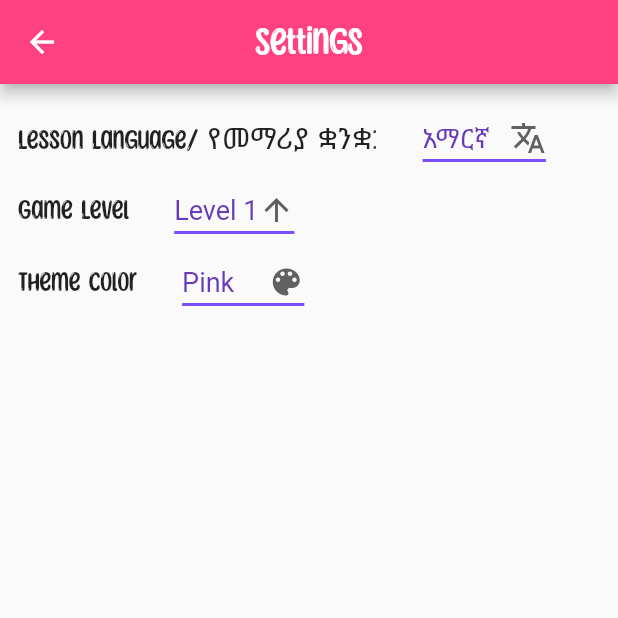
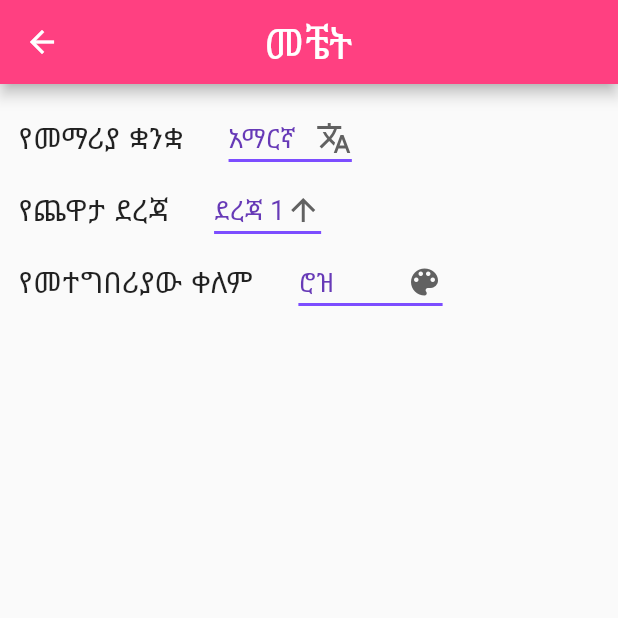
Before and after one commit to master-8702/flutter_kids_matching_game, a Flutter app: the screen it shows after launch, after a tap on the "settings" icon, on a phone screen of 412 x 824 dp, the top half of it. Run offline on Flutter 3.47's test engine with Material 2 defaults, Android fonts, the phone set to English and light mode, and no system bars; our stand-ins replace audioplayers; generated files the repository leaves out were written again.

Commit message:
add 'flutter localization' to the game

```diff
--- /dev/null
+++ b/l10n.yaml
@@ -0,0 +1,5 @@
+
+
+arb-dir: lib/l10n         # location of input files for translations
+template-arb-file: app_en.arb
+output-localization-file: app_localizations.dart
--- /dev/null
+++ b/lib/l10n/l10n.dart
@@ -0,0 +1,23 @@
+import 'package:flutter/material.dart';
+
+// the locales our app will support, and we will have translation files for those locales
+class L10n {
+  static final all = [
+    const Locale('am'),
+    const Locale('en'),
+    const Locale('ar'),
+  ];
+
+  static String getLanguages(String code) {
+    switch (code) {
+      case 'am':
+        return "አማርኛ";
+      case 'en':
+        return "English";
+      case 'ar':
+        return "العربية";
+      default:
+        return "አማርኛ";
+    }
+  }
+}
--- a/lib/main.dart
+++ b/lib/main.dart
@@ -1,11 +1,17 @@
 import 'package:flutter/material.dart';
+import 'package:flutter_kids_matching_game/provider/locale_provider.dart';
 import 'package:flutter_kids_matching_game/screens/animal_game_screen.dart';
 import 'package:flutter_kids_matching_game/screens/color_game_screen.dart';
 import 'package:flutter_kids_matching_game/screens/fruit_game_screen.dart';
 import 'package:flutter_kids_matching_game/screens/game-list_screen.dart';
 import 'package:flutter_kids_matching_game/screens/setting_page_screen.dart';
+import 'package:flutter_localizations/flutter_localizations.dart';
+import 'package:provider/provider.dart';
+import 'l10n/l10n.dart';
+import 'package:flutter_gen/gen_l10n/app_localizations.dart';
 
 void main() {
+  WidgetsFlutterBinding.ensureInitialized();
   runApp(MyApp());
 }
 
@@ -17,6 +23,13 @@ class MyApp extends StatefulWidget {
 class _MyAppState extends State<MyApp> {
   @override
   Widget build(BuildContext context) {
+    return ChangeNotifierProvider(
+      create: (BuildContext context) {
+        return LocalProvider();
+      },
+      builder: (context, child) {
+        final provider = Provider.of<LocalProvider>(context);
+
         return MaterialApp(
           theme: ThemeData(
               fontFamily: 'Sunnyspells',
@@ -37,8 +50,8 @@ class _MyAppState extends State<MyApp> {
                     elevation: 10,
                     shape: BeveledRectangleBorder(
                         borderRadius: BorderRadius.circular(10)),
-                textStyle:
-                    const TextStyle(fontSize: 40, fontStyle: FontStyle.italic),
+                    textStyle: const TextStyle(
+                        fontSize: 40, fontStyle: FontStyle.italic),
                     primary: Colors.pink),
               ),
               buttonTheme: ButtonThemeData()),
@@ -50,6 +63,16 @@ class _MyAppState extends State<MyApp> {
             '/fruitGame': (context) => FruitGameScreen(),
             '/setting': (context) => SettingPageScreen(),
           },
+          supportedLocales: L10n.all,
+          localizationsDelegates: const [
+            AppLocalizations.delegate,
+            GlobalWidgetsLocalizations.delegate,
+            GlobalMaterialLocalizations.delegate,
+            GlobalCupertinoLocalizations.delegate
+          ],
+          locale: provider.local,
+        );
+      },
     );
   }
 }
--- /dev/null
+++ b/lib/provider/locale_provider.dart
@@ -0,0 +1,22 @@
+import 'package:flutter/material.dart';
+import 'package:flutter_kids_matching_game/l10n/l10n.dart';
+
+class LocalProvider extends ChangeNotifier {
+  late Locale? _local =
+      Locale('am'); // to store the selected locale or language;
+
+  // then we will define getter and setter for the (selected)language
+  Locale? get local => _local;
+  void setLocale(Locale locale) {
+    // here the condition is in case if the user selects from the phone's setting a language we don't support, then we don't set the locale.
+
+    if (!L10n.all.contains(locale)) return;
+    _local = locale;
+    notifyListeners();
+  }
+
+  void clearLocale() {
+    _local = null;
+    notifyListeners();
+  }
+}
--- a/lib/screens/game-list_screen.dart
+++ b/lib/screens/game-list_screen.dart
@@ -1,4 +1,5 @@
 import 'package:flutter/material.dart';
+import 'package:flutter_gen/gen_l10n/app_localizations.dart';
 
 class GameListScreen extends StatefulWidget {
   const GameListScreen({Key? key}) : super(key: key);
@@ -60,7 +61,9 @@ class _GameListScreenState extends State<GameListScreen> {
                     onPressed: () {
                       Navigator.pushNamed(context, '/colorGame');
                     },
-                    child: const Text("Color Game"),
+                    child: Text(
+                      AppLocalizations.of(context)!.colorGame,
+                    ),
                   ),
                   const SizedBox(
                     height: 20,
@@ -74,7 +77,9 @@ class _GameListScreenState extends State<GameListScreen> {
                     onPressed: () {
                       Navigator.pushNamed(context, '/animalGame');
                     },
-                    child: const Text("Animal Game"),
+                    child: Text(
+                      AppLocalizations.of(context)!.animalGame,
+                    ),
                   ),
                   const SizedBox(
                     height: 20,
@@ -83,7 +88,9 @@ class _GameListScreenState extends State<GameListScreen> {
                     onPressed: () {
                       Navigator.pushNamed(context, '/fruitGame');
                     },
-                    child: const Text("Fruit Game"),
+                    child: Text(
+                      AppLocalizations.of(context)!.fruitGame,
+                    ),
                   )
                 ],
               ),
--- a/lib/screens/setting_page_screen.dart
+++ b/lib/screens/setting_page_screen.dart
@@ -1,4 +1,8 @@
 import 'package:flutter/material.dart';
+import 'package:flutter_kids_matching_game/l10n/l10n.dart';
+import 'package:flutter_kids_matching_game/provider/locale_provider.dart';
+import 'package:provider/provider.dart';
+import 'package:flutter_gen/gen_l10n/app_localizations.dart';
 
 class SettingPageScreen extends StatefulWidget {
   const SettingPageScreen({Key? key}) : super(key: key);
@@ -9,22 +13,30 @@ class SettingPageScreen extends StatefulWidget {
 
 class _SettingPageScreenState extends State<SettingPageScreen> {
   String selectedLanguage = "አማርኛ";
-  String selectedLevel = "Level 1";
-  String selectedThemeColor = "Pink";
+  String selectedLevel = "ደረጃ 1";
+  String selectedThemeColor = "ሮዝ";
 
-  List<String> languageList = ["አማርኛ", "English"];
-  List<String> gameLevels = ["Level 1", "Level 2", "Level 3"];
-  List<String> themeColors = ["Pink", "Purple", "Orange"];
-  // String selectedLanguage = 'One';
-  // List<String> mylist = ['One', 'Two', 'Free', 'Four'];
+  late LocalProvider provider;
+
   @override
   Widget build(BuildContext context) {
+    List<String> gameLevels = [
+      AppLocalizations.of(context)!.level1,
+      AppLocalizations.of(context)!.level2,
+      AppLocalizations.of(context)!.level3
+    ];
+
+    List<String> themeColors = [
+      AppLocalizations.of(context)!.pink,
+      AppLocalizations.of(context)!.purple,
+      AppLocalizations.of(context)!.orange
+    ];
     return Scaffold(
       appBar: AppBar(
         centerTitle: true,
-        title: const Text(
-          "Settings",
-          style: TextStyle(fontSize: 28),
+        title: Text(
+          AppLocalizations.of(context)!.setting,
+          style: const TextStyle(fontSize: 28),
         ),
       ),
       body: Material(
@@ -34,11 +46,11 @@ class _SettingPageScreenState extends State<SettingPageScreen> {
             children: [
               Row(
                 children: [
-                  const Text(
-                    "Lesson Language/ የመማሪያ ቋንቋ:",
-                    style: TextStyle(fontSize: 20),
+                  Text(
+                    AppLocalizations.of(context)!.lessonLanguage,
+                    style: const TextStyle(fontSize: 20),
                   ),
-                  SizedBox(
+                  const SizedBox(
                     width: 30,
                   ),
                   DropdownButton<String>(
@@ -53,16 +65,35 @@ class _SettingPageScreenState extends State<SettingPageScreen> {
                     ),
                     onChanged: (String? newValue) {
                       setState(() {
+                        // Navigator.popAndPushNamed(context, '/setting');
+                        provider =
+                            Provider.of<LocalProvider>(context, listen: false);
                         selectedLanguage = newValue!;
+                        // selectedLevel = provider.;
+                        // selectedThemeColor = "";
+
+                        if (selectedLanguage == 'አማርኛ') {
+                          provider.setLocale(const Locale('am'));
+                          selectedLevel = "ደረጃ 1";
+                          selectedThemeColor = "ሮዝ";
+                        } else if (selectedLanguage == 'English') {
+                          provider.setLocale(const Locale('en'));
+                          selectedLevel = "Level 1";
+                          selectedThemeColor = "Pink";
+                        } else {
+                          provider.setLocale(const Locale('ar'));
+                          selectedLevel = "المستوى 1";
+                          selectedThemeColor = "زهري";
+                        }
                       });
                     },
-                    items: languageList
-                        .map<DropdownMenuItem<String>>((String value) {
+                    items:
+                        L10n.all.map<DropdownMenuItem<String>>((Locale value) {
                       return DropdownMenuItem<String>(
-                        value: value,
+                        value: L10n.getLanguages(value.toString()),
                         child: Text(
-                          value,
-                          style: TextStyle(fontSize: 18),
+                          L10n.getLanguages(value.toString()),
+                          style: const TextStyle(fontSize: 18),
                         ),
                       );
                     }).toList(),
@@ -71,11 +102,11 @@ class _SettingPageScreenState extends State<SettingPageScreen> {
               ),
               Row(
                 children: [
-                  const Text(
-                    "Game Level",
-                    style: TextStyle(fontSize: 20),
+                  Text(
+                    AppLocalizations.of(context)!.gameLevel,
+                    style: const TextStyle(fontSize: 20),
                   ),
-                  SizedBox(
+                  const SizedBox(
                     width: 30,
                   ),
                   DropdownButton<String>(
@@ -99,7 +130,7 @@ class _SettingPageScreenState extends State<SettingPageScreen> {
                         value: value,
                         child: Text(
                           value,
-                          style: TextStyle(fontSize: 18),
+                          style: const TextStyle(fontSize: 18),
                         ),
                       );
                     }).toList(),
@@ -108,11 +139,11 @@ class _SettingPageScreenState extends State<SettingPageScreen> {
               ),
               Row(
                 children: [
-                  const Text(
-                    "Theme Color",
-                    style: TextStyle(fontSize: 20),
+                  Text(
+                    AppLocalizations.of(context)!.themeColor,
+                    style: const TextStyle(fontSize: 20),
                   ),
-                  SizedBox(
+                  const SizedBox(
                     width: 30,
                   ),
                   DropdownButton<String>(
@@ -136,7 +167,7 @@ class _SettingPageScreenState extends State<SettingPageScreen> {
                         value: value,
                         child: Text(
                           value,
-                          style: TextStyle(fontSize: 18),
+                          style: const TextStyle(fontSize: 18),
                         ),
                       );
                     }).toList(),
```
Also changed, not shown: lib/l10n/app_am.arb (added, +45 -0 lines), lib/l10n/app_ar.arb (added, +44 -0 lines), lib/l10n/app_en.arb (added, +158 -0 lines), lib/screens/animal_game_screen.dart (+8 -8 lines), lib/screens/color_game_screen.dart (+7 -6 lines), lib/screens/fruit_game_screen.dart (+8 -8 lines), pubspec.yaml (+6 -1 lines), pubspec.lock. Lines whose indentation alone changed are shown as unchanged.
